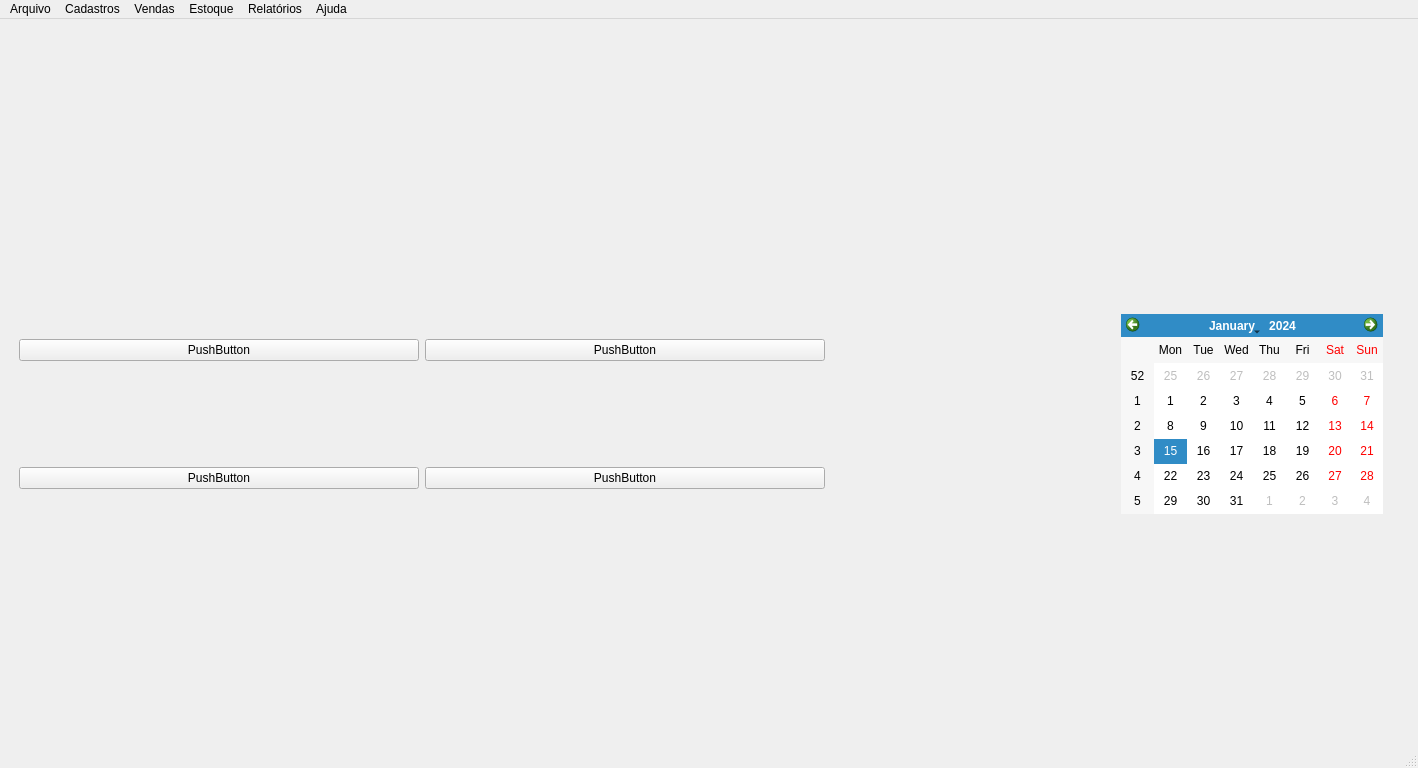
This is Resources/UI/MainWindow.ui in Klubas/Projeto-SOAD as Qt 5 draws it before an edit. The edited form follows.
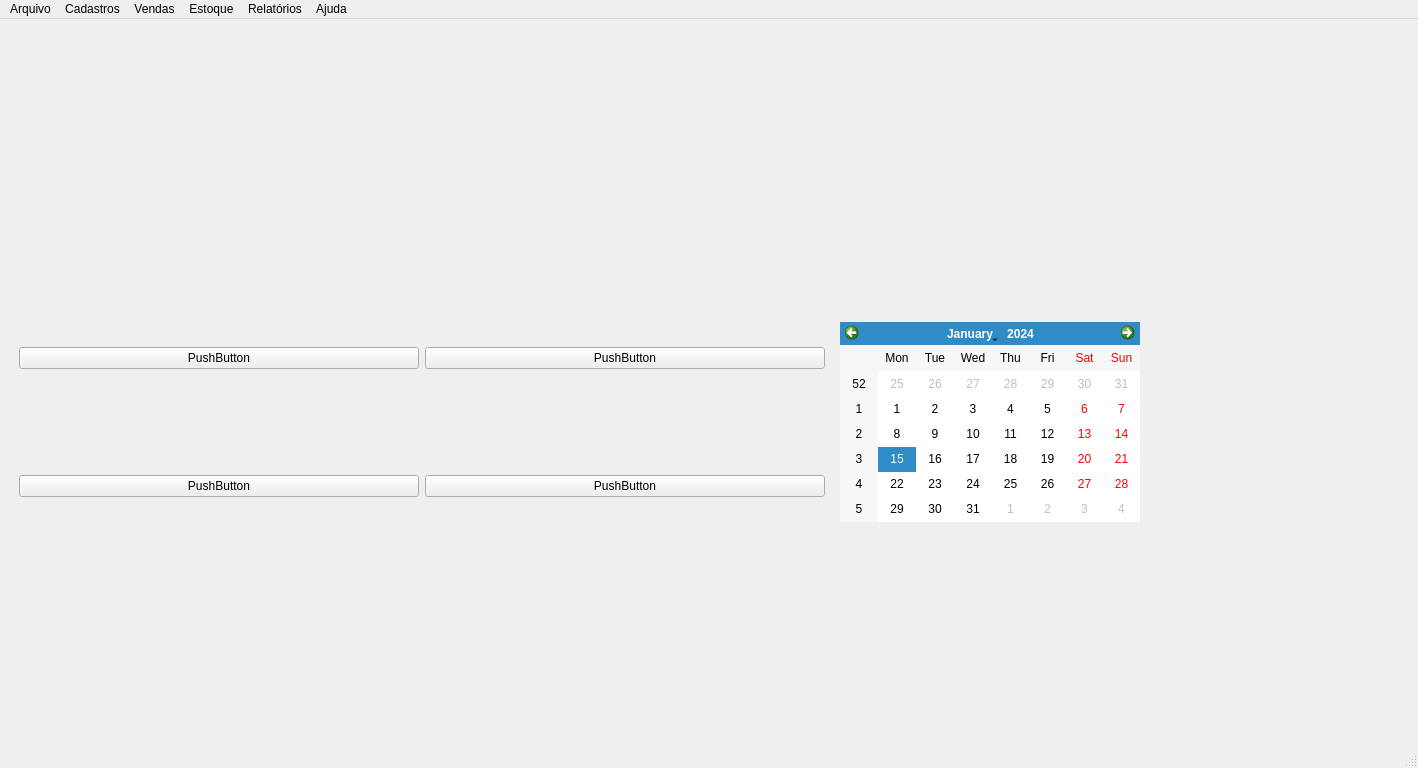
This is the edited form.

```diff
--- a/Resources/UI/MainWindow.ui
+++ b/Resources/UI/MainWindow.ui
@@ -44,6 +44,12 @@
    <enum>QTabWidget::Rounded</enum>
   </property>
   <widget class="QWidget" name="centralwidget">
+   <property name="minimumSize">
+    <size>
+     <width>1418</width>
+     <height>0</height>
+    </size>
+   </property>
    <property name="layoutDirection">
     <enum>Qt::LeftToRight</enum>
    </property>
@@ -52,8 +58,8 @@
      <rect>
       <x>0</x>
       <y>10</y>
-      <width>1401</width>
-      <height>770</height>
+      <width>1178</width>
+      <height>786</height>
      </rect>
     </property>
     <layout class="QHBoxLayout" name="horizontalLayout">
@@ -185,24 +191,7 @@
          </layout>
         </item>
         <item row="0" column="2">
-         <layout class="QVBoxLayout" name="verticalLayout_2">
-          <item>
-           <spacer name="horizontalSpacer">
-            <property name="orientation">
-             <enum>Qt::Horizontal</enum>
-            </property>
-            <property name="sizeType">
-             <enum>QSizePolicy::MinimumExpanding</enum>
-            </property>
-            <property name="sizeHint" stdset="0">
-             <size>
-              <width>40</width>
-              <height>20</height>
-             </size>
-            </property>
-           </spacer>
-          </item>
-         </layout>
+         <layout class="QVBoxLayout" name="verticalLayout_2"/>
         </item>
        </layout>
       </widget>
```
